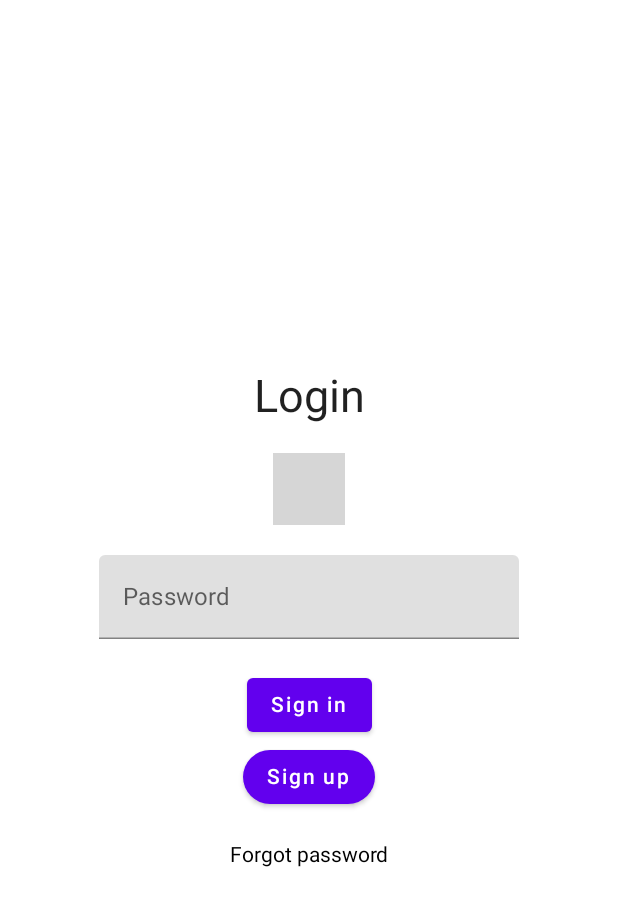
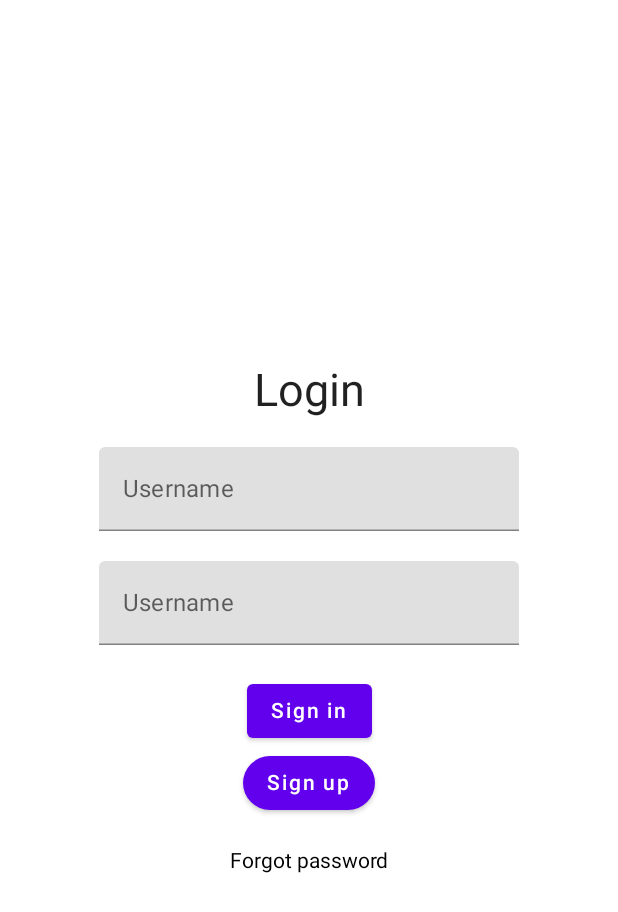
Before and after one commit to kitagawaowo/DemoWeek2, an Android app built with Jetpack Compose: the @Preview function DefaultPreview, on a phone screen of 412 x 824 dp. Shown: the top 912 px of the screen. Run offline under Robolectric (Android 15) with nearby library versions, the phone set to English and light mode, and no system bars; grey boxes are pictures that could not be loaded.

Commit message:
Correct mistakes

```diff
--- a/app/src/main/java/pe/edu/upc/demo/ui/screens/Login.kt
+++ b/app/src/main/java/pe/edu/upc/demo/ui/screens/Login.kt
@@ -7,6 +7,7 @@
 import androidx.compose.material.Text
 import androidx.compose.material.TextField
 import androidx.compose.runtime.Composable
+import androidx.compose.runtime.mutableStateOf
 import androidx.compose.runtime.remember
 import androidx.compose.ui.Alignment
 import androidx.compose.ui.Modifier
@@ -19,8 +20,8 @@
 
 @Composable
 fun Login() {
-    var username = remember { mutableSetOf(TextFieldValue())}
-    var password = remember { mutableSetOf(TextFieldValue())}
+    var username = remember { mutableStateOf(TextFieldValue())}
+    var password = remember { mutableStateOf(TextFieldValue()) }
     Column(
         modifier = Modifier
             .padding(20.dp)
@@ -36,7 +37,8 @@
         TextField(value = username.value, onValueChange = {}, placeholder = { Text("Username") })
         Spacer(modifier = Modifier.height(20.dp))
 
-        TextField(value = "", onValueChange = {}, placeholder = { Text("Password") })
+        //TextField(value = "", onValueChange = {}, placeholder = { Text("Password") })
+        TextField(value = password.value, onValueChange = {}, placeholder = { Text("Username") })
         Spacer(modifier = Modifier.height(20.dp))
 
         Button(onClick = { /*TODO*/ }) {
```
